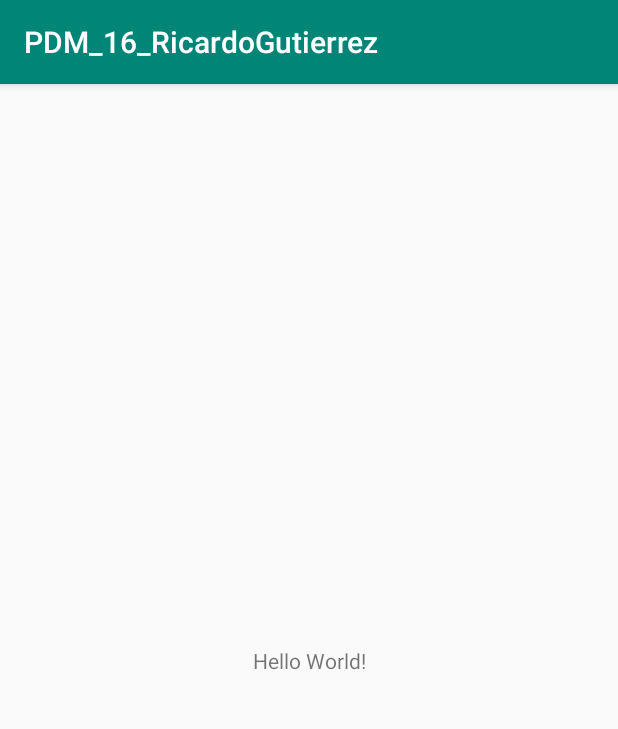
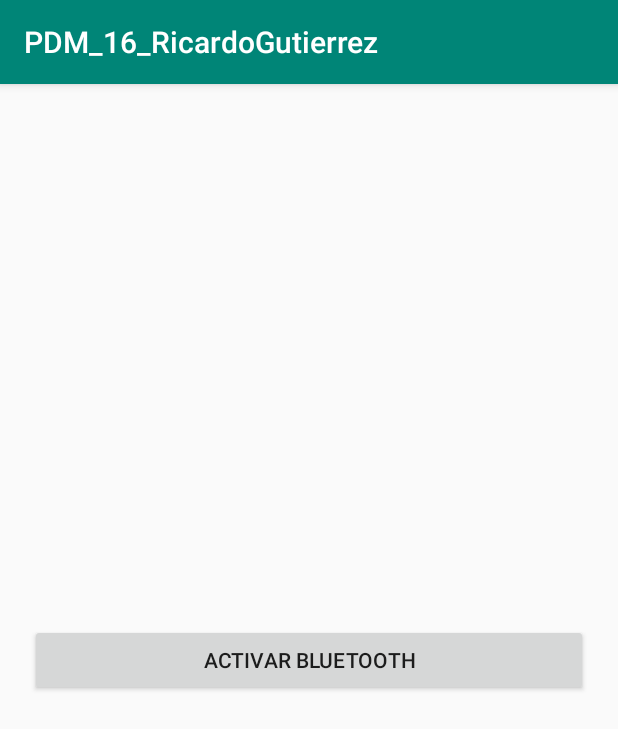
Before and after one commit to RicardoGtz/Bluetooth_Android, an Android app: the screen it shows after launch (MainActivity), on a phone screen of 412 x 824 dp. Shown: the top 729 px of the screen. Run offline under Robolectric (Android 15) with nearby library versions, the phone set to English and light mode, and no system bars.

Commit message:
Se añadio un boton

```diff
--- a/app/src/main/AndroidManifest.xml
+++ b/app/src/main/AndroidManifest.xml
@@ -17,6 +17,7 @@
             </intent-filter>
         </activity>
     </application>
+    <!-- Se añaden los permisos para usar el bluetooth /-->
     <uses-permission android:name="android.permission.BLUETOOTH" />
     <uses-permission android:name="android.permission.BLUETOOTH_ADMIN"/>
 
--- a/app/src/main/java/com/ricardogo5/pdm_16_ricardogutierrez/MainActivity.java
+++ b/app/src/main/java/com/ricardogo5/pdm_16_ricardogutierrez/MainActivity.java
@@ -4,10 +4,18 @@ import android.support.v7.app.AppCompatActivity;
 import android.os.Bundle;
 
 public class MainActivity extends AppCompatActivity {
+    //Referencia a BluetoothAdapter
+    android.bluetooth.BluetoothAdapter bluetoothAdapter;
 
     @Override
     protected void onCreate(Bundle savedInstanceState) {
         super.onCreate(savedInstanceState);
         setContentView(R.layout.activity_main);
     }
+
+    public void configurarAdaptadorBluetooth(){
+
+    }
+
+
 }
--- a/app/src/main/res/layout/activity_main.xml
+++ b/app/src/main/res/layout/activity_main.xml
@@ -1,18 +1,19 @@
 <?xml version="1.0" encoding="utf-8"?>
-<android.support.constraint.ConstraintLayout xmlns:android="http://schemas.android.com/apk/res/android"
-    xmlns:app="http://schemas.android.com/apk/res-auto"
+<LinearLayout xmlns:android="http://schemas.android.com/apk/res/android"
     xmlns:tools="http://schemas.android.com/tools"
     android:layout_width="match_parent"
     android:layout_height="match_parent"
-    tools:context=".MainActivity">
+    tools:context=".MainActivity"
+    android:orientation="vertical"
+    android:layout_marginHorizontal="20dp"
+    android:gravity="center">
 
-    <TextView
-        android:layout_width="wrap_content"
+    <Button
+        android:layout_width="match_parent"
         android:layout_height="wrap_content"
-        android:text="Hello World!"
-        app:layout_constraintBottom_toBottomOf="parent"
-        app:layout_constraintLeft_toLeftOf="parent"
-        app:layout_constraintRight_toRightOf="parent"
-        app:layout_constraintTop_toTopOf="parent" />
+        android:text="@string/txtActivarBluetooth"/>
 
-</android.support.constraint.ConstraintLayout>
+
+
+
+</LinearLayout>
--- a/app/src/main/res/values/strings.xml
+++ b/app/src/main/res/values/strings.xml
@@ -1,3 +1,4 @@
 <resources>
     <string name="app_name">PDM_16_RicardoGutierrez</string>
+    <string name="txtActivarBluetooth">Activar Bluetooth</string>
 </resources>
```
